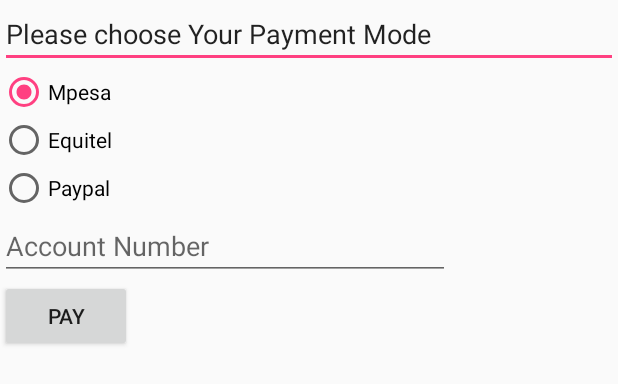
After one commit to Victorgichohi/ParseLogin, an Android app: the layout payment.xml on its own in the app's theme, with its tools: preview values and no code run, on a phone screen of 412 x 824 dp. The commit adds this screen. Shown: the top 384 px of the screen. Run offline under Robolectric (Android 15) with nearby library versions, the phone set to English and light mode, and no system bars.

Commit message:
payment method xml file complete

```diff
--- /dev/null
+++ b/app/src/main/res/layout/payment.xml
@@ -0,0 +1,54 @@
+<?xml version="1.0" encoding="utf-8"?>
+<!-- Parent linear layout with vertical orientation -->
+<LinearLayout
+    xmlns:android="http://schemas.android.com/apk/res/android"
+    android:orientation="vertical"
+    android:layout_width="match_parent"
+    android:layout_height="match_parent">
+
+
+    <EditText
+        android:layout_width="match_parent"
+        android:layout_height="wrap_content"
+        android:id="@+id/payment"
+        android:text="Please choose Your Payment Mode"/>
+<RadioGroup
+    android:layout_width="wrap_content"
+    android:layout_height="wrap_content"
+    android:id="@+id/payment">
+    <RadioButton
+        android:layout_width="141dp"
+        android:layout_height="wrap_content"
+        android:text="Mpesa"
+        android:id="@+id/mpesa"
+        android:checked="true"/>
+
+    <RadioButton
+        android:layout_width="wrap_content"
+        android:layout_height="wrap_content"
+        android:text="Equitel"
+        android:id="@+id/equitel"
+        android:checked="false"/>
+
+    <RadioButton
+        android:layout_width="wrap_content"
+        android:layout_height="wrap_content"
+        android:text="Paypal"
+        android:id="@+id/paypal"
+        android:checked="false"/>
+</RadioGroup>
+    <EditText
+        android:layout_width="300dp"
+        android:layout_height="wrap_content"
+        android:id="@+id/account"
+        android:inputType="number"
+        android:hint="@string/accountnum"
+        android:clickable="true"
+        />
+    <Button
+        android:layout_width="wrap_content"
+        android:layout_height="wrap_content"
+        android:id="@+id/paybutton"
+        android:text="@string/pay"/>
+
+</LinearLayout>
--- a/app/src/main/res/values/strings.xml
+++ b/app/src/main/res/values/strings.xml
@@ -25,4 +25,6 @@
     <string name="saloon">saloon</string>
     <string name="lorry">Lorry</string>
     <string name="canter">canter</string>
+    <string name="accountnum">Account Number</string>
+    <string name="pay">Pay</string>
 </resources>
```
